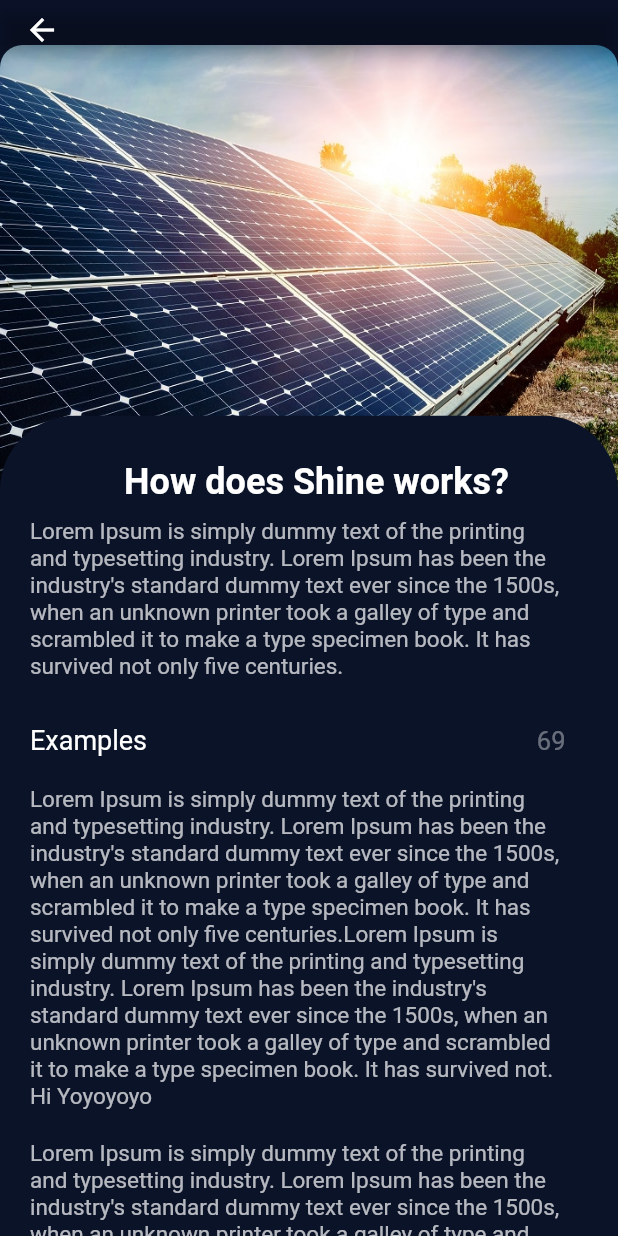
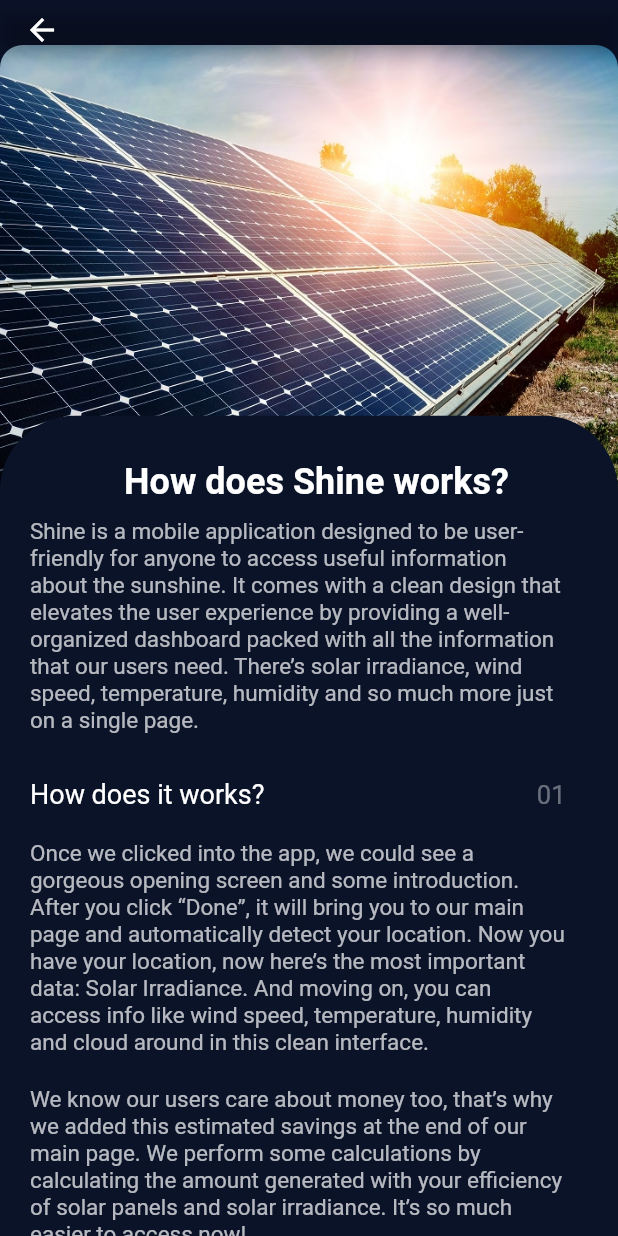
Before and after one commit to ChangeMakerGroupEdition/Sunshine, a Flutter app: the DetailsScreen screen opened directly, on a phone screen of 412 x 824 dp. Run offline on Flutter 3.47's test engine with Material 2 defaults, Android fonts, the phone set to English and light mode, and no system bars; our stand-ins replace fl_chart, geocoding, google_maps_flutter, introduction_screen, location.

Commit message:
da_jia_hao

```diff
--- a/lib/frontend/detail_screen.dart
+++ b/lib/frontend/detail_screen.dart
@@ -71,7 +71,7 @@
                               const Padding(
                                 padding: EdgeInsets.only(left: 20, right: 25),
                                 child: Text(
-                                    "Lorem Ipsum is simply dummy text of the printing and typesetting industry. Lorem Ipsum has been the industry's standard dummy text ever since the 1500s, when an unknown printer took a galley of type and scrambled it to make a type specimen book. It has survived not only five centuries.",
+                                    "Shine is a mobile application designed to be user-friendly for anyone to access useful information about the sunshine. It comes with a clean design that elevates the user experience by providing a well-organized dashboard packed with all the information that our users need. There’s solar irradiance, wind speed, temperature, humidity and so much more just on a single page. ",
                                     style: TextStyle(
                                       fontSize: 15,
                                       color: Colors.white70,
@@ -84,12 +84,12 @@
                                   mainAxisAlignment:
                                       MainAxisAlignment.spaceBetween,
                                   children: const [
-                                    Text('Examples',
+                                    Text('How does it works?',
                                         style: TextStyle(
                                           fontSize: 18,
                                           color: Colors.white,
                                         )),
-                                    Text('69',
+                                    Text('01',
                                         style: TextStyle(
                                           fontSize: 17,
                                           color: Colors.white38,
@@ -100,7 +100,7 @@
                               const Padding(
                                 padding: EdgeInsets.only(left: 20, right: 25),
                                 child: Text(
-                                    "Lorem Ipsum is simply dummy text of the printing and typesetting industry. Lorem Ipsum has been the industry's standard dummy text ever since the 1500s, when an unknown printer took a galley of type and scrambled it to make a type specimen book. It has survived not only five centuries.Lorem Ipsum is simply dummy text of the printing and typesetting industry. Lorem Ipsum has been the industry's standard dummy text ever since the 1500s, when an unknown printer took a galley of type and scrambled it to make a type specimen book. It has survived not. Hi Yoyoyoyo",
+                                    "Once we clicked into the app, we could see a gorgeous opening screen and some introduction. After you click “Done”, it will bring you to our main page and automatically detect your location. Now you have your location, now here’s the most important data: Solar Irradiance. And moving on, you can access info like wind speed, temperature, humidity and cloud around in this clean interface.",
                                     style: TextStyle(
                                       fontSize: 15,
                                       color: Colors.white70,
@@ -110,7 +110,7 @@
                               const Padding(
                                 padding: EdgeInsets.only(left: 20, right: 25),
                                 child: Text(
-                                    "Lorem Ipsum is simply dummy text of the printing and typesetting industry. Lorem Ipsum has been the industry's standard dummy text ever since the 1500s, when an unknown printer took a galley of type and scrambled it to make a type specimen book. It has survived not only five centuries. Hi Yoyoyoyo",
+                                    "We know our users care about money too, that’s why we added this estimated savings at the end of our main page. We perform some calculations by calculating the amount generated with your efficiency of solar panels and solar irradiance. It’s so much easier to access now!",
                                     style: TextStyle(
                                       fontSize: 15,
                                       color: Colors.white70,
```
